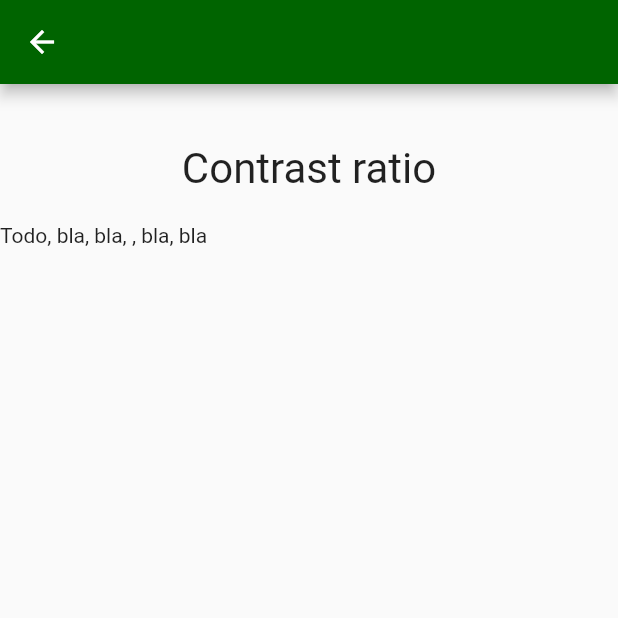
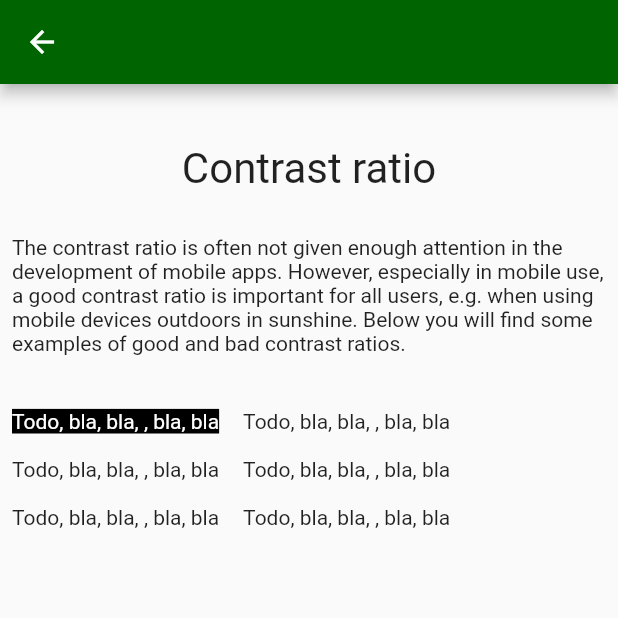
Before and after one commit to petra1/a_demonstration, a Flutter app: the ContrastRatio screen opened directly, on a phone screen of 412 x 824 dp, the top half of it. Run offline on Flutter 3.47's test engine with Material 2 defaults, Android fonts, the phone set to English and light mode, and no system bars.

Commit message:
Editing layout of contrast_ratio.dart and starting with the layout of image_buttons.dart

```diff
--- a/lib/main.dart
+++ b/lib/main.dart
@@ -1,5 +1,4 @@
 import 'package:flutter/material.dart';
-import 'package:flutter/services.dart';
 import 'package:a_demonstration/navbar.dart';
 
 main() => runApp(const MainScreen());
@@ -14,10 +13,6 @@ class MainScreen extends StatelessWidget {
       home: Scaffold(
         drawer: const NavBar(),
         appBar: AppBar(
-          title: const Text("A Demonstration"),
-          centerTitle: true,
-          elevation: 10,
-          systemOverlayStyle: SystemUiOverlayStyle.dark,
           backgroundColor: const Color.fromARGB(255, 0, 100, 0) ,
         ),
         body: const Center(
@@ -34,7 +29,6 @@ class MainScreen extends StatelessWidget {
             ],
           ),
         ),
-
       ),
     );
   }
--- a/lib/screens/contrast_ratio.dart
+++ b/lib/screens/contrast_ratio.dart
@@ -8,7 +8,8 @@ class ContrastRatio extends StatelessWidget {
       appBar: AppBar(
         backgroundColor: const Color.fromARGB(255, 0, 100, 0),
       ),
-      body: Column(
+      body: SingleChildScrollView(
+        child: Column(
           children: [
             const SizedBox(height: 40,),
             Center(
@@ -20,11 +21,79 @@ class ContrastRatio extends StatelessWidget {
             ),
             const SizedBox(height: 20,),
 
-         const Align(
+           const SizedBox(
+             width: 600,
+             child: Padding(
+               padding: EdgeInsets.all(8.0),
+               child: Align(
+                   alignment: Alignment.topLeft,
+                   child: Text("The contrast ratio is often not given enough attention in the development of mobile apps. However, especially in mobile use, a good contrast ratio is important for all users, e.g. when using mobile devices outdoors in sunshine. Below you will find some examples of good and bad contrast ratios.",
+                   style: TextStyle(fontSize: 14),),
+               ),
+             ),
+           ),
+            const SizedBox(height: 20,),
+            const Row(
+              children: [
+                Padding(
+                  padding: EdgeInsets.all(8.0),
+                  child: Align(
+                    alignment: Alignment.topLeft,
+                    child: Text("Todo, bla, bla, , bla, bla",
+                    style: TextStyle(
+                      color: Colors.white,
+                      backgroundColor: Colors.black,
+                    ),),
+                  ),
+                ),
+                Padding(
+                  padding: EdgeInsets.all(8.0),
+                  child: Align(
                     alignment: Alignment.topLeft,
                     child: Text("Todo, bla, bla, , bla, bla", ),
                   ),
+                ),
               ],
+            ),
+            const Row(
+              children: [
+                Padding(
+                  padding: EdgeInsets.all(8.0),
+                  child: Align(
+                    alignment: Alignment.topLeft,
+                    child: Text("Todo, bla, bla, , bla, bla", ),
+                  ),
+                ),
+                Padding(
+                  padding: EdgeInsets.all(8.0),
+                  child: Align(
+                    alignment: Alignment.topLeft,
+                    child: Text("Todo, bla, bla, , bla, bla", ),
+                  ),
+                ),
+              ],
+            ),
+            const Row(
+              children: [
+                Padding(
+                  padding: EdgeInsets.all(8.0),
+                  child: Align(
+                    alignment: Alignment.topLeft,
+                    child: Text("Todo, bla, bla, , bla, bla",
+                    ),
+                  ),
+                ),
+                Padding(
+                  padding: EdgeInsets.all(8.0),
+                  child: Align(
+                    alignment: Alignment.topLeft,
+                    child: Text("Todo, bla, bla, , bla, bla", ),
+                  ),
+                ),
+              ],
+            )
+          ],
+        ),
       ),
     );
   }
```
Also changed, not shown: lib/screens/image_buttons.dart (+25 -2 lines). Lines whose indentation alone changed are shown as unchanged.
